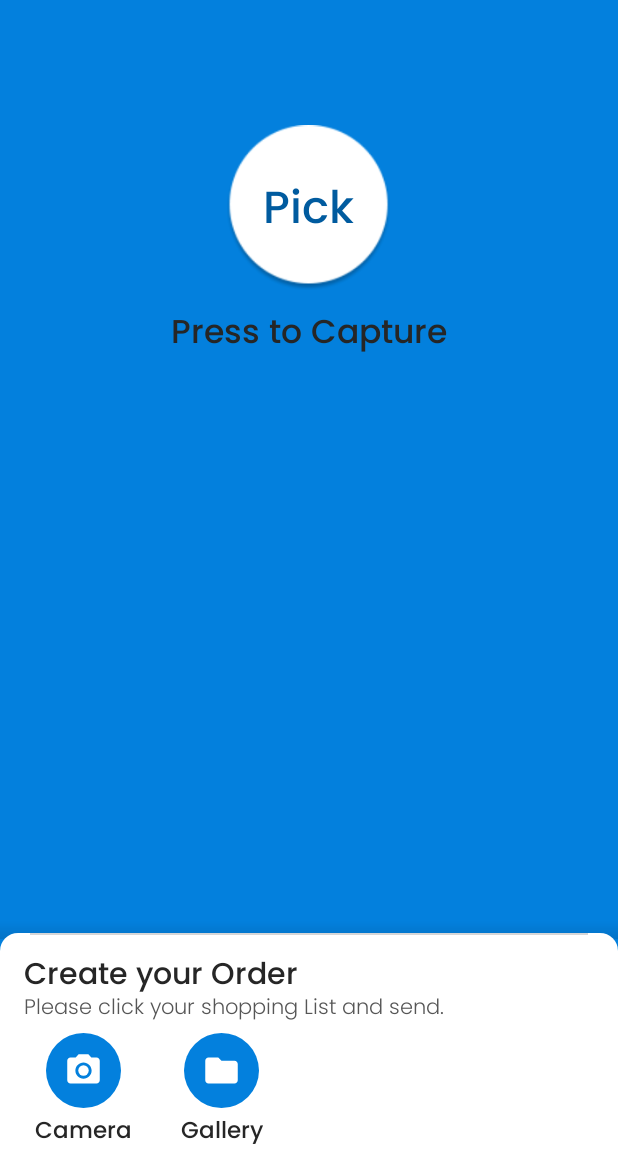
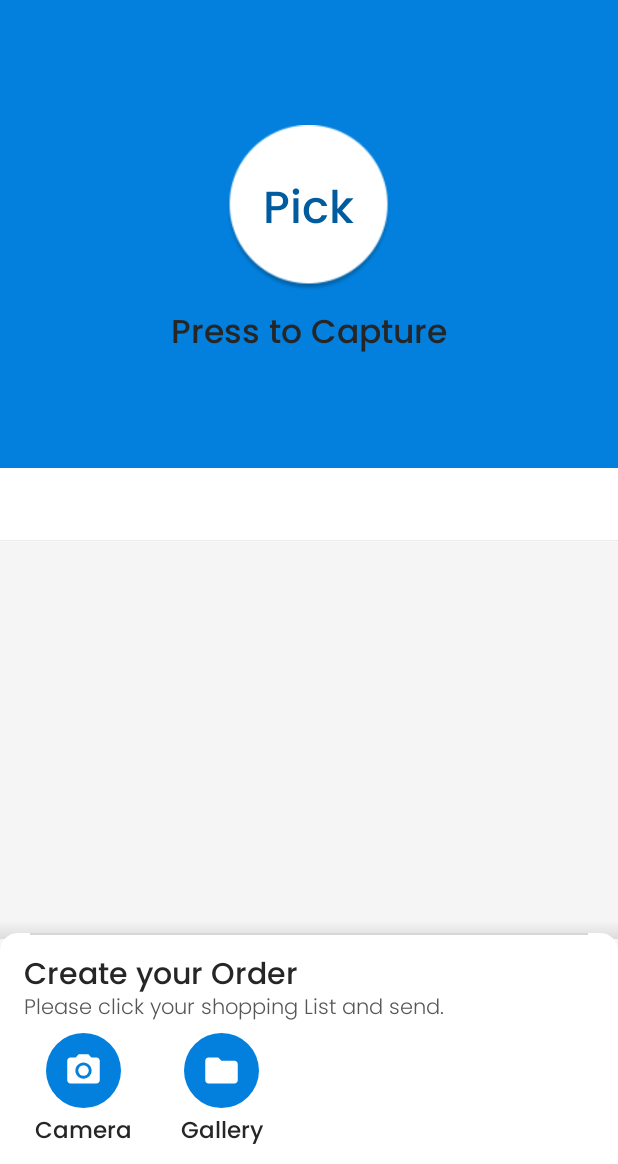
Before and after one commit to rayvalesh/Gropix-App, an Android app: the layout activity_main.xml on its own in the app's theme, with its tools: preview values and no code run, on a phone screen of 412 x 824 dp, the part 72-1236 px from its top. Run offline under Robolectric (Android 15) with nearby library versions, the light colour scheme and no system bars.

Commit message:
(F01)-(J01)-(D01)-(v0.0.3)-(U01)

```diff
--- /dev/null
+++ b/app/src/main/java/com/coagere/gropix/utils/AnimatedIndicatorInterface.java
@@ -0,0 +1,74 @@
+package com.coagere.gropix.utils;
+
+import android.graphics.Canvas;
+
+import androidx.annotation.ColorInt;
+
+
+public interface AnimatedIndicatorInterface {
+
+    /**
+     * Default duration of the animation. Pass it to getDuration().
+     */
+    long DEFAULT_DURATION = 500;
+
+    /**
+     * *Can be called from DachshundTabLayout. Sets color of the indicator.
+     *
+     * @param color - color of the tab indicator.
+     */
+    void setSelectedTabIndicatorColor(@ColorInt int color);
+
+
+    /**
+     * *Can be called from DachshundTabLayout. Sets height of the indicator.
+     *
+     * @param height - height of the tab indicator.
+     */
+    void setSelectedTabIndicatorHeight(int height);
+
+    /**
+     * Updates values when swiping of the ViewPager starts.
+     *
+     * @param startXLeft X-coordinate of the current tab left edge
+     *
+     * @param endXLeft  X-coordinate edge of the finish destination tab left edge
+     *
+     * @param startXCenter X-coordinate of the current tab center
+     *
+     * @param endXCenter X-coordinate of the finish destination tab center
+     *
+     * @param startXRight X-coordinate of the current tab right edge
+     *
+     * @param endXRight X-coordinate edge of the finish destination tab right edge
+     *
+     */
+    void setIntValues(int startXLeft, int endXLeft,
+                      int startXCenter, int endXCenter,
+                      int startXRight, int endXRight);
+
+    /**
+     * Updates currentPlayTime when swiping of the ViewPager occurs.
+     * (e.g. if we are on half of the way // currentPlayTime == getDuration() / 2 )
+     *
+     * You can use it in your animators (don't forget to Override getDuration() method)
+     *
+     * @param currentPlayTime swiping position in playTime.
+     */
+    void setCurrentPlayTime(long currentPlayTime);
+
+    /**
+     * Make your drawing calls here.
+     * Call invalidate() when you need to redraw.
+     *
+     * @param canvas DachshundTabLayout canvas.
+     */
+    void draw(Canvas canvas);
+
+    /**
+     * Override it, if you want to work with animators, to make setCurrentPlayTime method work.
+     *
+     * @return the duration of your animator. Currently supporting only DEFAULT_DURATION.
+     */
+    long getDuration();
+}
--- /dev/null
+++ b/app/src/main/java/com/coagere/gropix/utils/CustomTabLayout.java
@@ -0,0 +1,269 @@
+package com.coagere.gropix.utils;
+
+import android.content.Context;
+import android.content.res.TypedArray;
+import android.graphics.Canvas;
+import android.util.AttributeSet;
+import android.view.View;
+import android.view.ViewGroup;
+import android.widget.LinearLayout;
+
+import androidx.annotation.ColorInt;
+import androidx.annotation.Nullable;
+import androidx.core.content.ContextCompat;
+import androidx.core.view.ViewCompat;
+import androidx.viewpager.widget.ViewPager;
+
+import com.coagere.gropix.R;
+import com.google.android.material.tabs.TabLayout;
+import com.tc.utils.variables.enums.ActionType;
+
+
+public class CustomTabLayout extends TabLayout implements ViewPager.OnPageChangeListener {
+
+    private static final int DEFAULT_HEIGHT_DP = 6;
+
+    private int mIndicatorColor;
+    private int mIndicatorHeight;
+
+    private int mCurrentPosition;
+
+    private boolean mCenterAlign;
+
+    private LinearLayout mTabStrip;
+
+    private ActionType mAnimatedIndicatorType;
+    private AnimatedIndicatorInterface mAnimatedIndicator;
+
+    private int mTempPosition, mTempPositionOffsetPixels;
+    private float mTempPositionOffset;
+
+    public CustomTabLayout(Context context) {
+        this(context, null);
+    }
+
+    public CustomTabLayout(Context context, AttributeSet attrs) {
+        this(context, attrs, 0);
+    }
+
+    public CustomTabLayout(Context context, AttributeSet attrs, int defStyleAttr) {
+        super(context, attrs, defStyleAttr);
+        super.setSelectedTabIndicatorHeight(0);
+        mTabStrip = (LinearLayout) super.getChildAt(0);
+
+        TypedArray ta = context.obtainStyledAttributes(attrs, R.styleable.CustomTabLayout);
+
+        this.mIndicatorHeight = ta.getDimensionPixelSize(R.styleable.CustomTabLayout_ddIndicatorHeight, UtilityClass.Companion.dpToPx(DEFAULT_HEIGHT_DP));
+        this.mIndicatorColor = ta.getColor(R.styleable.CustomTabLayout_ddIndicatorColor, ContextCompat.getColor(context, R.color.colorTabSelected));
+        this.mCenterAlign = ta.getBoolean(R.styleable.CustomTabLayout_ddCenterAlign, false);
+        this.mAnimatedIndicatorType = ActionType.values()[ta.getInt(R.styleable.CustomTabLayout_ddAnimatedIndicator, 0)];
+        ta.recycle();
+    }
+
+    @Override
+    protected void onLayout(boolean changed, int l, int t, int r, int b) {
+        super.onLayout(changed, l, t, r, b);
+
+        if (mCenterAlign) {
+            View firstTab = ((ViewGroup) getChildAt(0)).getChildAt(0);
+            View lastTab = ((ViewGroup) getChildAt(0)).getChildAt(((ViewGroup) getChildAt(0)).getChildCount() - 1);
+            ViewCompat.setPaddingRelative(getChildAt(0),
+                    (getWidth() / 2) - (firstTab.getWidth() / 2),
+                    0,
+                    (getWidth() / 2) - (lastTab.getWidth() / 2),
+                    0);
+        }
+
+        if (mAnimatedIndicator == null) {
+            setupAnimatedIndicator();
+        }
+
+        onPageScrolled(mTempPosition, mTempPositionOffset, mTempPositionOffsetPixels);
+    }
+
+    private void setupAnimatedIndicator() {
+        if (mAnimatedIndicatorType == ActionType.DACHSHUND) {
+            setAnimatedIndicator(new CustomTabIndicator(this));
+//            case POINT_MOVE:
+//                setAnimatedIndicator(new PointMoveIndicator(this));
+//                break;
+//            case LINE_MOVE:
+//                setAnimatedIndicator(new LineMoveIndicator(this));
+//                break;
+//            case POINT_FADE:
+//                setAnimatedIndicator(new PointFadeIndicator(this));
+//                break;
+//            case LINE_FADE:
+//                setAnimatedIndicator(new LineFadeIndicator(this));
+//                break;
+        }
+    }
+
+    public void setAnimatedIndicator(AnimatedIndicatorInterface animatedIndicator) {
+        this.mAnimatedIndicator = animatedIndicator;
+
+        animatedIndicator.setSelectedTabIndicatorColor(mIndicatorColor);
+        animatedIndicator.setSelectedTabIndicatorHeight(mIndicatorHeight);
+
+        invalidate();
+    }
+
+    @Override
+    public void setSelectedTabIndicatorColor(@ColorInt int color) {
+        this.mIndicatorColor = color;
+        if (mAnimatedIndicator != null) {
+            mAnimatedIndicator.setSelectedTabIndicatorColor(color);
+
+            invalidate();
+        }
+    }
+
+    @Override
+    public void setSelectedTabIndicatorHeight(int height) {
+        this.mIndicatorHeight = height;
+        if (mAnimatedIndicator != null) {
+            mAnimatedIndicator.setSelectedTabIndicatorHeight(height);
+
+            invalidate();
+        }
+
+    }
+
+    public void setCenterAlign(boolean centerAlign) {
+        this.mCenterAlign = centerAlign;
+
+        requestLayout();
+    }
+
+    @Override
+    public void setupWithViewPager(@Nullable ViewPager viewPager) {
+        this.setupWithViewPager(viewPager, true);
+    }
+
+    @Override
+    public void setupWithViewPager(@Nullable final ViewPager viewPager, boolean autoRefresh) {
+        super.setupWithViewPager(viewPager, autoRefresh);
+
+        //TODO
+        if (viewPager != null) {
+            viewPager.removeOnPageChangeListener(this);
+            viewPager.addOnPageChangeListener(this);
+        }
+    }
+
+    @Override
+    public void draw(Canvas canvas) {
+        super.draw(canvas);
+
+        if (mAnimatedIndicator != null)
+            mAnimatedIndicator.draw(canvas);
+
+    }
+
+    @Override
+    public void onPageScrollStateChanged(final int state) {
+    }
+
+    @Override
+    public void onPageScrolled(final int position, final float positionOffset,
+                               final int positionOffsetPixels) {
+        this.mTempPosition = position;
+        this.mTempPositionOffset = positionOffset;
+        this.mTempPositionOffsetPixels = positionOffsetPixels;
+
+        if ((position > mCurrentPosition) || (position + 1 < mCurrentPosition)) {
+            mCurrentPosition = position;
+        }
+
+        int mStartXLeft, mStartXCenter, mStartXRight, mEndXLeft, mEndXCenter, mEndXRight;
+
+        if (position != mCurrentPosition) {
+
+            mStartXLeft = (int) getChildXLeft(mCurrentPosition);
+            mStartXCenter = (int) getChildXCenter(mCurrentPosition);
+            mStartXRight = (int) getChildXRight(mCurrentPosition);
+
+            mEndXLeft = (int) getChildXLeft(position);
+            mEndXRight = (int) getChildXRight(position);
+            mEndXCenter = (int) getChildXCenter(position);
+
+            if (mAnimatedIndicator != null) {
+                mAnimatedIndicator.setIntValues(mStartXLeft, mEndXLeft,
+                        mStartXCenter, mEndXCenter,
+                        mStartXRight, mEndXRight);
+                mAnimatedIndicator.setCurrentPlayTime((long) ((1 - positionOffset) * (int) mAnimatedIndicator.getDuration()));
+            }
+
+        } else {
+
+            mStartXLeft = (int) getChildXLeft(mCurrentPosition);
+            mStartXCenter = (int) getChildXCenter(mCurrentPosition);
+            mStartXRight = (int) getChildXRight(mCurrentPosition);
+
+            if (mTabStrip.getChildAt(position + 1) != null) {
+
+                mEndXLeft = (int) getChildXLeft(position + 1);
+                mEndXCenter = (int) getChildXCenter(position + 1);
+                mEndXRight = (int) getChildXRight(position + 1);
+
+            } else {
+                mEndXLeft = (int) getChildXLeft(position);
+                mEndXCenter = (int) getChildXCenter(position);
+                mEndXRight = (int) getChildXRight(position);
+            }
+
+            if (mAnimatedIndicator != null) {
+                mAnimatedIndicator.setIntValues(mStartXLeft, mEndXLeft,
+                        mStartXCenter, mEndXCenter,
+                        mStartXRight, mEndXRight);
+                mAnimatedIndicator.setCurrentPlayTime((long) (positionOffset * (int) mAnimatedIndicator.getDuration()));
+            }
+
+        }
+
+        if (positionOffset == 0) {
+            mCurrentPosition = position;
+        }
+
+    }
+
+    @Override
+    public void onPageSelected(final int position) {
+    }
+
+    public int getCurrentPosition() {
+        return mCurrentPosition;
+    }
+
+    public float getChildXLeft(int position) {
+        View tab = mTabStrip.getChildAt(position);
+        if (tab != null)
+            return tab.getX();
+        else
+            return 0;
+    }
+
+    public float getChildXCenter(int position) {
+        View tab = mTabStrip.getChildAt(position);
+        if (tab != null) {
+            int width = tab.getWidth() == 0 ? tab.getMeasuredWidth() : tab.getWidth();
+            return tab.getX() + (width >> 1);
+        } else
+            return 0;
+    }
+
+    public float getChildXRight(int position) {
+        View tab = mTabStrip.getChildAt(position);
+        if (tab != null) {
+            int width = tab.getWidth() == 0 ? tab.getMeasuredWidth() : tab.getWidth();
+            return tab.getX() + width;
+        } else
+            return 0;
+    }
+
+    public AnimatedIndicatorInterface getAnimatedIndicator() {
+        return mAnimatedIndicator;
+    }
+
+
+}
--- a/app/src/main/res/layout/activity_explore_order.xml
+++ b/app/src/main/res/layout/activity_explore_order.xml
@@ -43,11 +43,11 @@
                     android:layout_width="match_parent"
                     android:layout_height="@dimen/dimen_app_bar_height_small"
                     android:background="@android:color/transparent"
-                    android:theme="@style/AppBarWhite"
+                    android:theme="@style/AppBarTheme"
                     app:contentInsetStartWithNavigation="0dp"
                     app:popupTheme="@style/AppBarPop"
                     app:titleTextAppearance="@style/AppBarTextViewStyleWhite"
-                    app:titleTextColor="@color/colorWhite" />
+                    app:titleTextColor="@color/colorTextPrimary" />
 
 
             </com.google.android.material.appbar.CollapsingToolbarLayout>
@@ -560,7 +560,7 @@
 
         <include
             layout="@layout/include_app_bar_shadow"
-            android:visibility="gone" />
+            android:visibility="visible" />
 
     </androidx.coordinatorlayout.widget.CoordinatorLayout>
 </layout>
--- a/app/src/main/res/layout/activity_main.xml
+++ b/app/src/main/res/layout/activity_main.xml
@@ -1,21 +1,12 @@
 <?xml version="1.0" encoding="utf-8"?>
-<layout xmlns:android="http://schemas.android.com/apk/res/android"
+
+<androidx.coordinatorlayout.widget.CoordinatorLayout xmlns:android="http://schemas.android.com/apk/res/android"
     xmlns:app="http://schemas.android.com/apk/res-auto"
-    xmlns:tools="http://schemas.android.com/tools">
-
-    <data>
-
-        <variable
-            name="clickListener"
-            type="android.view.View.OnClickListener" />
-
-    </data>
-
-    <androidx.coordinatorlayout.widget.CoordinatorLayout
+    xmlns:tools="http://schemas.android.com/tools"
     android:id="@+id/id_coordinator_layout"
     android:layout_width="match_parent"
     android:layout_height="match_parent"
-        android:background="@color/colorPrimary"
+    android:background="@color/colorLayoutBackground"
     android:fitsSystemWindows="true"
     tools:context=".ui.activities.MainActivity">
 
@@ -81,8 +72,7 @@
                         android:id="@+id/id_image_pick"
                         android:layout_width="110dp"
                         android:layout_height="110dp"
-                            android:layout_gravity="center"
-                            android:onClick="@{clickListener}">
+                        android:layout_gravity="center">
 
                         <ImageView
                             android:layout_width="match_parent"
@@ -185,8 +175,7 @@
                         android:layout_marginEnd="@dimen/dimen_common_margin_more"
                         android:background="@drawable/more_layouts_click"
                         android:clickable="true"
-                            android:focusable="true"
-                            android:onClick="@{clickListener}">
+                        android:focusable="true">
 
                         <ImageView
                             android:layout_width="match_parent"
@@ -221,23 +210,26 @@
 
         <LinearLayout
             android:layout_width="match_parent"
-                android:layout_height="wrap_content"
+            android:layout_height="match_parent"
             android:orientation="vertical">
 
-                <FrameLayout
-                    android:id="@+id/id_frag_pending"
+            <com.coagere.gropix.utils.CustomTabLayout
+                android:id="@+id/id_tab_layout"
+                android:layout_width="match_parent"
+                android:layout_height="@dimen/dimen_app_bar_height_small"
+                app:tabBackground="@color/colorLayoutBackground"
+                app:tabGravity="fill"
+                app:tabIndicatorHeight="2dp"
+                app:tabMode="scrollable"
+                app:tabSelectedTextColor="@color/colorTabSelected" />
+
+            <include layout="@layout/utility_vertical_border_layout_shadow" />
+
+            <com.tc.utils.utils.customs.AutoSizeViewPager
+                android:id="@+id/id_view_pager"
                 android:layout_width="match_parent"
                 android:layout_height="wrap_content" />
 
-                <FrameLayout
-                    android:id="@+id/id_frag_complete"
-                    android:layout_width="match_parent"
-                    android:layout_height="wrap_content" />
-
-                <FrameLayout
-                    android:id="@+id/id_frag_cancelled"
-                    android:layout_width="match_parent"
-                    android:layout_height="wrap_content" />
         </LinearLayout>
 
     </androidx.core.widget.NestedScrollView>
@@ -246,8 +238,7 @@
         android:id="@+id/id_parent_bottom"
         android:layout_width="match_parent"
         android:layout_height="wrap_content"
-            android:layout_gravity="bottom"
-            android:onClick="@{clickListener}">
+        android:layout_gravity="bottom">
 
         <View
             android:id="@+id/id_view_shadow_down"
@@ -280,7 +271,6 @@
                 android:clickable="true"
                 android:focusable="true"
                 android:gravity="center"
-                    android:onClick="@{clickListener}"
                 android:orientation="horizontal"
                 android:paddingLeft="@dimen/dimen_common_margin_large"
                 android:paddingTop="@dimen/dimen_common_margin_more"
@@ -328,7 +318,6 @@
                             android:clickable="true"
                             android:focusable="true"
                             android:gravity="center"
-                                android:onClick="@{clickListener}"
                             android:orientation="vertical">
 
                             <androidx.appcompat.widget.AppCompatImageView
@@ -372,7 +361,6 @@
                             android:clickable="true"
                             android:focusable="true"
                             android:gravity="center"
-                                android:onClick="@{clickListener}"
                             android:orientation="vertical">
 
 
@@ -421,4 +409,3 @@
         android:visibility="gone" />
 
 </androidx.coordinatorlayout.widget.CoordinatorLayout>
-</layout>
--- a/app/src/main/res/values/styles.xml
+++ b/app/src/main/res/values/styles.xml
@@ -72,7 +72,7 @@
         <item name="android:textSize">21sp</item>
         <item name="android:layout_marginLeft">-16dp</item>
         <item name="android:layout_marginStart">-16dp</item>
-        <item name="android:textColor">@color/colorWhite</item>
+        <item name="android:textColor">@color/colorTextPrimary</item>
     </style>
 
     <style name="AppBarExpandedTextViewStyleWhite" parent="android:Widget.TextView">
--- a/utils/src/main/java/com/tc/utils/variables/enums/ActionType.kt
+++ b/utils/src/main/java/com/tc/utils/variables/enums/ActionType.kt
@@ -16,4 +16,6 @@ enum class ActionType {
     ACTION_SHARE,
     ACTION_SUBTRACT,
     ACTION_BOOK,
+    DACHSHUND,
+
 }
--- a/utils/src/main/res/values/styles.xml
+++ b/utils/src/main/res/values/styles.xml
@@ -7,7 +7,7 @@
         <item name="android:textColorPrimary">@color/colorTextPrimary</item>
         <item name="android:textColorSecondary">@color/colorTextPrimaryLight</item>
         <item name="android:textStyle">bold</item>
-        <item name="android:textColor">@color/colorWhite</item>
+        <item name="android:textColor">@color/colorTextPrimary</item>
         <item name="android:textSize">19sp</item>
         <item name="android:layout_gravity">center_vertical</item>
     </style>
```
Also changed, not shown: app/src/main/java/com/coagere/gropix/ui/activities/MainActivity.kt (+83 -50 lines), app/src/main/java/com/coagere/gropix/ui/activities/OrderConfirmationActivity.kt (+8 -21 lines), app/src/main/java/com/coagere/gropix/utils/CustomTabIndicator.java (added, +126 -0 lines), app/src/main/res/layout/frag_order_list.xml (+4 -3 lines). Lines whose indentation alone changed are shown as unchanged.
